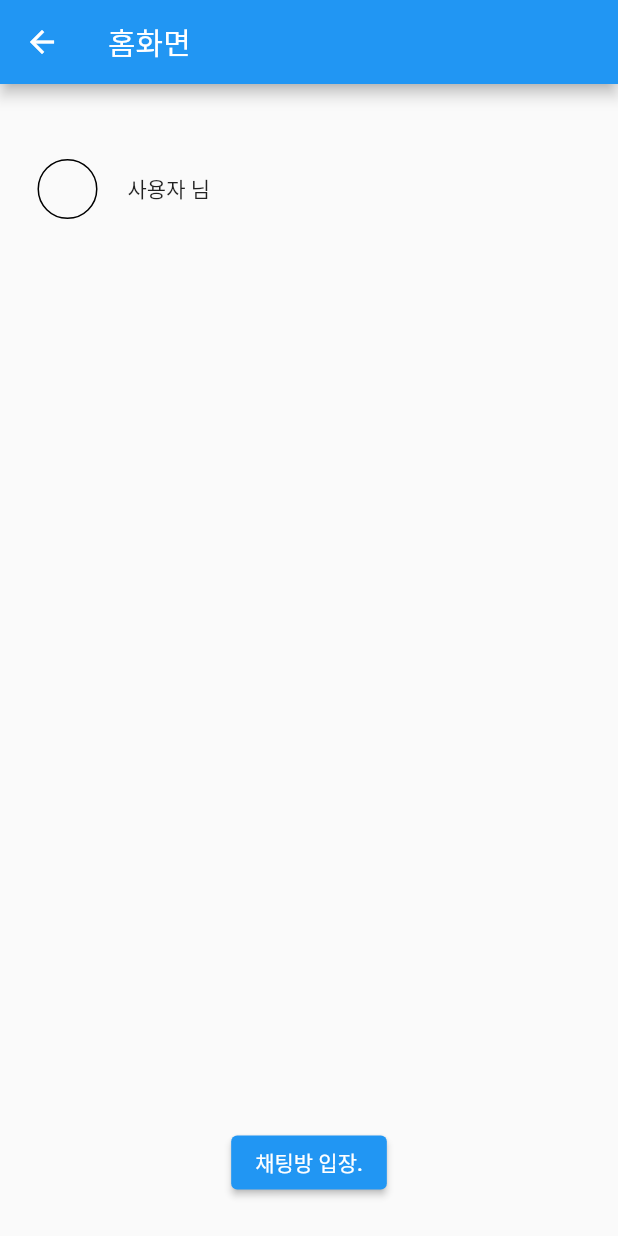
After one commit to rudanton/balanceFriends, a Flutter app: the screen it shows after launch, after a tap on "접속하기", on a phone screen of 412 x 824 dp. The commit adds this screen. Run offline on Flutter 3.47's test engine with Material 2 defaults, Android fonts, the phone set to English and light mode, and no system bars.

Commit message:
move to chat room

```diff
--- /dev/null
+++ b/lib/chat_public_screen.dart
@@ -0,0 +1,66 @@
+import 'package:flutter/cupertino.dart';
+import 'package:flutter/material.dart';
+
+class ChatPublic extends StatefulWidget{
+  @override
+  _ChatPublic createState() => _ChatPublic();
+}
+class _ChatPublic extends State<ChatPublic>{
+  @override
+  Widget build(BuildContext context) {
+    // TODO: implement build
+    return Scaffold(
+      appBar: AppBar(
+        title: Text("공개 채팅방"),
+      ),
+      body: Column(
+        children: [
+          Expanded(
+            child: Row(
+              children: [
+                Flexible(child: SingleChildScrollView(
+                    child: Padding(
+                      padding: EdgeInsets.only(left: 25),
+                      child: Column(
+                        mainAxisAlignment: MainAxisAlignment.end,
+                        crossAxisAlignment: CrossAxisAlignment.start,
+                        children: [
+                          Text('채팅 내용'),
+                          Text('채팅 내용'),
+                          Text('채팅 내용'),
+                          Text('채팅 내용'),
+                          Text('채팅 내용'),
+                          Text('채팅 내용'),
+                          Text('채팅 내용'),
+                          Text('채팅 내용'),
+                          Text('채팅 내용'),
+                          Text('채팅 내용'),
+                          Text('채팅 내용'),
+                        ],
+                      ),
+                    )),
+                flex: 4,
+                fit: FlexFit.tight,),
+                Flexible(child: SingleChildScrollView(
+                    child: Column(
+                      children: [
+                        Text('사용자.'),
+                      ],
+                    )),flex: 1,),
+
+              ],
+            ),
+          ),
+          Container(height: 1,
+          decoration: BoxDecoration(
+            border: Border.all()
+          ),),
+          Padding(
+            padding: const EdgeInsets.symmetric(vertical : 20.0),
+            child: Container(height: 20,),
+          )
+        ],
+      ),
+    );
+  }
+}
--- /dev/null
+++ b/lib/home_screen.dart
@@ -0,0 +1,55 @@
+import 'package:balance_friends/chat_public_screen.dart';
+import 'package:flutter/cupertino.dart';
+import 'package:flutter/material.dart';
+
+class HomeScreen extends StatefulWidget{
+  @override
+  _HomeScreen createState() => _HomeScreen();
+}
+class _HomeScreen extends State<HomeScreen>
+{
+  @override
+  Widget build(BuildContext context) {
+    // TODO: implement build
+    return Scaffold(
+      appBar: AppBar(
+        title: Text("홈화면"),
+        ),
+      body: Column(
+        mainAxisAlignment: MainAxisAlignment.start,
+        children: [
+          Padding(
+            padding: EdgeInsets.symmetric(horizontal: 25, vertical: 50),
+            child: Row(
+              children: [
+                Container(
+                  width: 40,
+                  height: 40,
+                  decoration: BoxDecoration(
+                      shape: BoxShape.circle,
+                      border: Border.all()
+                  ),
+                ),
+                SizedBox(width: 20,),
+                Expanded(child: Text('사용자 님')),
+              ],
+            ),
+          ),
+          Expanded(child: Container()),
+          Padding(
+            padding: const EdgeInsets.all(25.0),
+            child: ElevatedButton(onPressed: (){
+              Navigator.push(
+                context,
+                MaterialPageRoute(builder: (context)=>
+                    ChatPublic()),
+              );
+            }, child: Container(
+              child: Text('채팅방 입장.'),
+            )),
+          )
+        ],
+      ),
+    );
+  }
+}
--- a/lib/main.dart
+++ b/lib/main.dart
@@ -1,4 +1,7 @@
+import 'package:balance_friends/home_screen.dart';
 import 'package:flutter/material.dart';
+
+import 'widget/touch_reaction_widget.dart';
 
 void main() {
   runApp(const MyApp());
@@ -13,15 +16,6 @@ class MyApp extends StatelessWidget {
     return MaterialApp(
       title: 'Flutter Demo',
       theme: ThemeData(
-        // This is the theme of your application.
-        //
-        // Try running your application with "flutter run". You'll see the
-        // application has a blue toolbar. Then, without quitting the app, try
-        // changing the primarySwatch below to Colors.green and then invoke
-        // "hot reload" (press "r" in the console where you ran "flutter run",
-        // or simply save your changes to "hot reload" in a Flutter IDE).
-        // Notice that the counter didn't reset back to zero; the application
-        // is not restarted.
         primarySwatch: Colors.blue,
       ),
       home: const MyHomePage(title: 'Hello Friends!'),
@@ -32,15 +26,6 @@ class MyApp extends StatelessWidget {
 class MyHomePage extends StatefulWidget {
   const MyHomePage({Key? key, required this.title}) : super(key: key);
 
-  // This widget is the home page of your application. It is stateful, meaning
-  // that it has a State object (defined below) that contains fields that affect
-  // how it looks.
-
-  // This class is the configuration for the state. It holds the values (in this
-  // case the title) provided by the parent (in this case the App widget) and
-  // used by the build method of the State. Fields in a Widget subclass are
-  // always marked "final".
-
   final String title;
 
   @override
@@ -48,51 +33,36 @@ class MyHomePage extends StatefulWidget {
 }
 
 class _MyHomePageState extends State<MyHomePage> {
-
   @override
   Widget build(BuildContext context) {
-    // This method is rerun every time setState is called, for instance as done
-    // by the _incrementCounter method above.
-    //
-    // The Flutter framework has been optimized to make rerunning build methods
-    // fast, so that you can just rebuild anything that needs updating rather
-    // than having to individually change instances of widgets.
     return Scaffold(
       appBar: AppBar(
-        // Here we take the value from the MyHomePage object that was created by
-        // the App.build method, and use it to set our appbar title.
         title: Text(widget.title),
       ),
       body: Center(
-        // Center is a layout widget. It takes a single child and positions it
-        // in the middle of the parent.
         child: Column(
-          // Column is also a layout widget. It takes a list of children and
-          // arranges them vertically. By default, it sizes itself to fit its
-          // children horizontally, and tries to be as tall as its parent.
-          //
-          // Invoke "debug painting" (press "p" in the console, choose the
-          // "Toggle Debug Paint" action from the Flutter Inspector in Android
-          // Studio, or the "Toggle Debug Paint" command in Visual Studio Code)
-          // to see the wireframe for each widget.
-          //
-          // Column has various properties to control how it sizes itself and
-          // how it positions its children. Here we use mainAxisAlignment to
-          // center the children vertically; the main axis here is the vertical
-          // axis because Columns are vertical (the cross axis would be
-          // horizontal).
           mainAxisAlignment: MainAxisAlignment.center,
           children: <Widget>[
-            Center(child: Text("안녕하세요.\n 반갑습니다."),),
-            SizedBox(height: 50,),
+            const Center(
+              child: Text("안녕하세요.\n 반갑습니다."),
+            ),
+            SizedBox(
+              height: 50,
+            ),
             Container(
               width: 80,
               height: 30,
-              child:  Center(child: Text('접속하기')),
+              child: TouchReaction(
+                  onTap: () {
+                    Navigator.push(
+                      context,
+                      MaterialPageRoute(builder: (context)=>
+                          HomeScreen()),
+                    );
+                  }, child: Center(child: Text('접속하기'))),
               decoration: BoxDecoration(
-                borderRadius: BorderRadius.circular(5),
-                border: Border.all(color: Colors.black, width: 2)
-              ),
+                  borderRadius: BorderRadius.circular(5),
+                  border: Border.all(color: Colors.black, width: 2)),
             )
           ],
         ),
--- /dev/null
+++ b/lib/widget/touch_reaction_widget.dart
@@ -0,0 +1,93 @@
+import 'dart:io';
+
+import 'package:flutter/cupertino.dart';
+import 'package:flutter/material.dart';
+
+class TouchReaction extends StatefulWidget {
+  final Widget child;
+  final Function()? onTap;
+  final BorderRadius? radius;
+
+  const TouchReaction({required this.child, required this.onTap, this.radius});
+
+  @override
+  _TouchReactionState createState() => _TouchReactionState();
+}
+
+class _TouchReactionState extends State<TouchReaction> {
+  @override
+  Widget build(BuildContext context) {
+    if (Platform.isAndroid) {
+      return Material(
+        color: Colors.transparent,
+        borderRadius: widget.radius ?? BorderRadius.circular(0),
+        child: InkWell(
+          borderRadius: widget.radius ?? BorderRadius.circular(0),
+          onTap: widget.onTap,
+          child: widget.child,
+          highlightColor: Colors.transparent,
+        ),
+      );
+    }
+    if (Platform.isIOS) {
+      return Material(
+        color: Colors.transparent,
+        borderRadius: widget.radius ?? BorderRadius.circular(0),
+        child: TouchableOpacity(
+          onTap: widget.onTap,
+          child: widget.child,
+        ),
+      );
+    }
+    return Material(
+      color: Colors.transparent,
+      borderRadius: widget.radius ?? BorderRadius.circular(0),
+      child: InkWell(
+        borderRadius: widget.radius ?? BorderRadius.circular(0),
+        onTap: widget.onTap,
+        child: widget.child,
+        highlightColor: Colors.transparent,
+      ),
+    );
+  }
+}
+
+class TouchableOpacity extends StatefulWidget {
+  final Widget child;
+  final Function()? onTap;
+  final Duration duration = const Duration(milliseconds: 50);
+  final double opacity = 0.5;
+
+  TouchableOpacity({@required required this.child, required this.onTap});
+
+  @override
+  _TouchableOpacityState createState() => _TouchableOpacityState();
+}
+
+class _TouchableOpacityState extends State<TouchableOpacity> {
+  bool isDown = false;
+
+  @override
+  void initState() {
+    super.initState();
+  }
+
+  @override
+  Widget build(BuildContext context) {
+    return GestureDetector(
+      behavior: HitTestBehavior.translucent,
+      onTapDown: (_) =>
+      widget.onTap != null ? setState(() => isDown = true) : null,
+      onTapUp: (_) => setState(() => isDown = false),
+      onTapCancel: () => setState(() => isDown = false),
+      onTap: widget.onTap,
+      child: Container(
+        child: AnimatedOpacity(
+          child: widget.child,
+          duration: widget.duration,
+          opacity: isDown ? widget.opacity : 1,
+        ),
+      ),
+    );
+  }
+}
```
